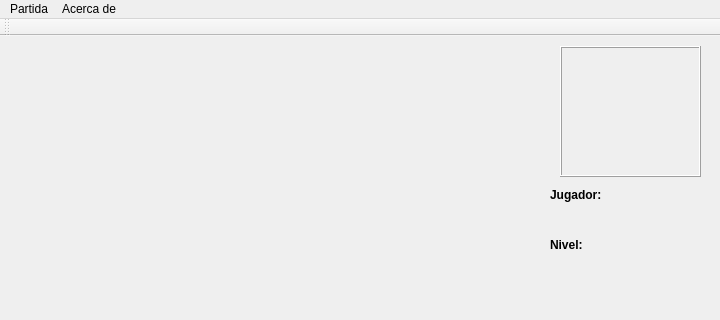
Qt form Fuente/maintable.ui (jegerima/QSudoku) before a commit; both pictures show x 0 to 720 and y 0 to 320 of the 720 by 509 pixel window.
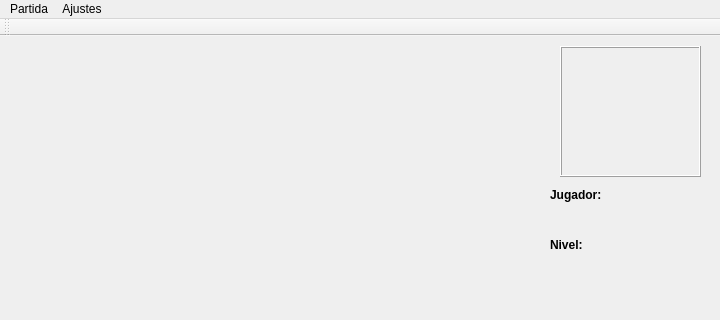
The same form after that commit. Icons and pictures are not drawn.

Commit message: Menu Acerca de; No se seleccionan varias casillas con azul; Color rojo para numeros invalidos

```diff
--- a/Fuente/maintable.ui
+++ b/Fuente/maintable.ui
@@ -191,7 +191,7 @@
    </widget>
    <widget class="QMenu" name="menuAcerca_de">
     <property name="title">
-     <string>Acerca de</string>
+     <string>Ajustes</string>
     </property>
    </widget>
    <addaction name="menuPartida"/>
```
Left out of the diff: 13 changed lines with no effect on the pictures. The commit also changes 12 other files.
